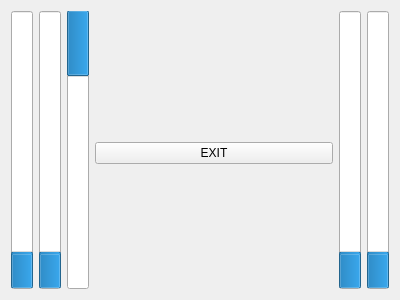
Old version of the form src/mainwindow.ui in the repository MrFrangipane/frangitron-raspberry.
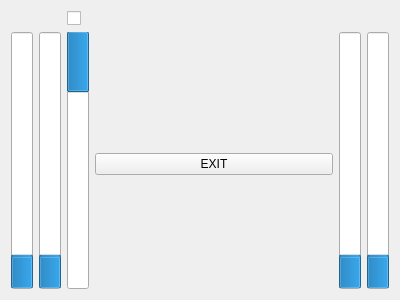
New version of the form.

Commit message: comp : values in seconds, ui : better statuses

```diff
--- a/src/mainwindow.ui
+++ b/src/mainwindow.ui
@@ -19,7 +19,7 @@
 }</string>
   </property>
   <layout class="QGridLayout" name="gridLayout">
-   <item row="0" column="2" rowspan="3">
+   <item row="1" column="2" rowspan="3">
     <widget class="QProgressBar" name="compLevel">
      <property name="value">
       <number>24</number>
@@ -38,7 +38,7 @@
      </property>
     </widget>
    </item>
-   <item row="0" column="4" rowspan="3">
+   <item row="1" column="4" rowspan="3">
     <widget class="QProgressBar" name="rmsOutL">
      <property name="maximum">
       <number>200</number>
@@ -54,14 +54,14 @@
      </property>
     </widget>
    </item>
-   <item row="1" column="3">
+   <item row="2" column="3">
     <widget class="QPushButton" name="exit">
      <property name="text">
       <string>EXIT</string>
      </property>
     </widget>
    </item>
-   <item row="0" column="3">
+   <item row="1" column="3">
     <spacer name="verticalSpacer">
      <property name="orientation">
       <enum>Qt::Vertical</enum>
@@ -74,7 +74,7 @@
      </property>
     </spacer>
    </item>
-   <item row="0" column="1" rowspan="3">
+   <item row="1" column="1" rowspan="3">
     <widget class="QProgressBar" name="rmsInR">
      <property name="maximum">
       <number>200</number>
@@ -96,7 +96,7 @@
      </property>
     </widget>
    </item>
-   <item row="0" column="0" rowspan="3">
+   <item row="1" column="0" rowspan="3">
     <widget class="QProgressBar" name="rmsInL">
      <property name="maximum">
       <number>200</number>
@@ -115,7 +115,7 @@
      </property>
     </widget>
    </item>
-   <item row="0" column="5" rowspan="3">
+   <item row="1" column="5" rowspan="3">
     <widget class="QProgressBar" name="rmsOutR">
      <property name="maximum">
       <number>200</number>
@@ -134,7 +134,7 @@
      </property>
     </widget>
    </item>
-   <item row="2" column="3">
+   <item row="3" column="3">
     <spacer name="verticalSpacer_2">
      <property name="orientation">
       <enum>Qt::Vertical</enum>
@@ -147,6 +147,13 @@
      </property>
     </spacer>
    </item>
+   <item row="0" column="2">
+    <widget class="QCheckBox" name="compGate">
+     <property name="text">
+      <string/>
+     </property>
+    </widget>
+   </item>
   </layout>
  </widget>
  <layoutdefault spacing="6" margin="11"/>
```
The commit also changes 8 other files.
